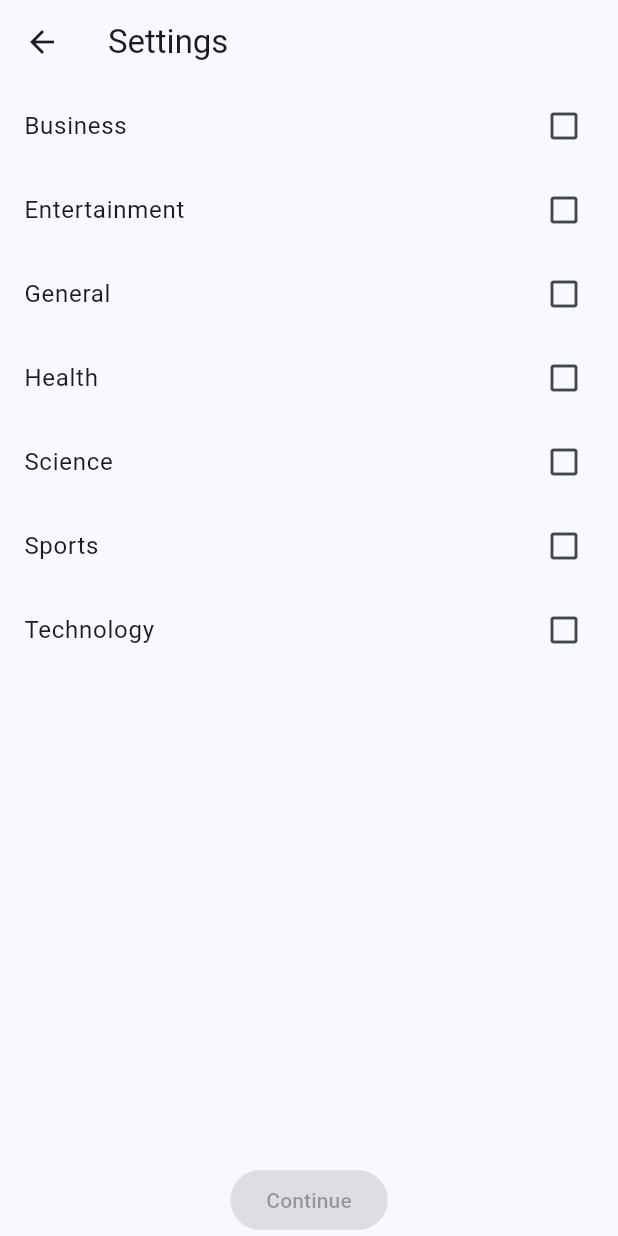
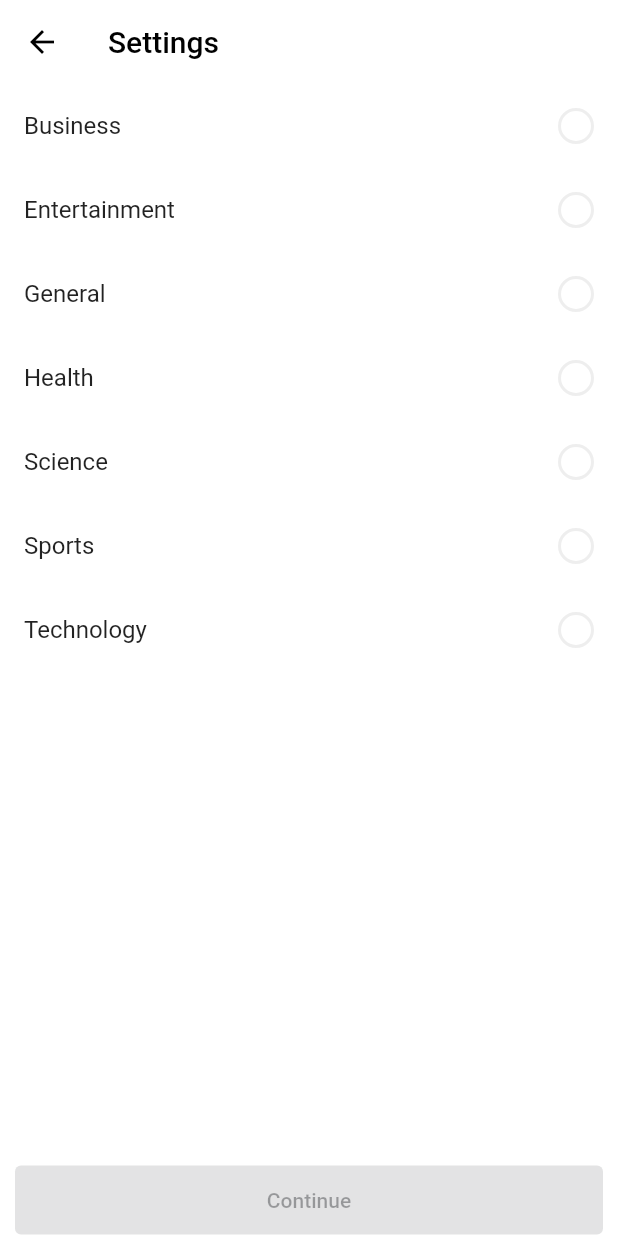
Before and after one commit to droidcon-academy/flutter-riverpod-with-mvvm, a Flutter app: the SettingsScreen screen opened by its route, on a phone screen of 412 x 824 dp. Run offline on Flutter 3.47's test engine with Material 3 defaults, Android fonts, the phone set to English and light mode, and no system bars; our stand-ins replace flutter_riverpod, freezed_annotation, hive, hive_flutter; accounts and stored records are empty; network calls fail; Roboto replaces fonts that are missing (SFPro).

Commit message:
UI updates

```diff
--- a/source-code/final-project/lib/views/article_details_screen.dart
+++ b/source-code/final-project/lib/views/article_details_screen.dart
@@ -40,6 +40,7 @@ class ArticleDetailsScreen extends ConsumerWidget {
             Container(
               padding: EdgeInsets.symmetric(horizontal: 12),
               child: Column(
+                crossAxisAlignment: CrossAxisAlignment.start,
                 children: [
                   Text(
                     article.title,
--- a/source-code/starter-project/lib/main.dart
+++ b/source-code/starter-project/lib/main.dart
@@ -27,9 +27,10 @@ class MyApp extends ConsumerWidget {
       debugShowCheckedModeBanner: false,
       theme: ThemeData(
         colorScheme: ColorScheme.fromSeed(seedColor: Colors.blue),
-        useMaterial3: true,
+        useMaterial3: false,
+        fontFamily: "SFPro",
       ),
-      initialRoute: AppRoutes.categorySelection,
+      initialRoute: AppRoutes.home,
       routes: AppRoutes.routes,
     );
   }
--- a/source-code/starter-project/lib/views/settings_screen.dart
+++ b/source-code/starter-project/lib/views/settings_screen.dart
@@ -1,7 +1,7 @@
 import 'package:flutter/material.dart';
 import 'package:flutter_riverpod/flutter_riverpod.dart';
 import 'package:newsify/app/app_constants.dart';
-import 'package:newsify/utils/extensions.dart';
+import 'package:newsify/widgets/custom_list_tile.dart';
 
 class SettingsScreen extends ConsumerStatefulWidget {
   const SettingsScreen({super.key});
@@ -15,7 +15,15 @@ class _SettingsScreenState extends ConsumerState<SettingsScreen> {
   Widget build(BuildContext context) {
     final selectedCategories = [];
     return Scaffold(
-      appBar: AppBar(title: Text("Settings")),
+      backgroundColor: Colors.white,
+      appBar: AppBar(
+        backgroundColor: Colors.white,
+        foregroundColor: Colors.black,
+        elevation: 0,
+        title: Text(
+          "Settings",
+        ),
+      ),
       body: SafeArea(
         child: Column(
           children: [
@@ -25,19 +33,27 @@ class _SettingsScreenState extends ConsumerState<SettingsScreen> {
                 itemBuilder: (context, index) {
                   final category = availableCategories[index];
                   final isSelected = selectedCategories.contains(category);
-                  return ListTile(
-                    title: Text(category.capitalize()),
-                    trailing: isSelected
-                        ? Icon(Icons.check_box)
-                        : Icon(Icons.check_box_outline_blank),
+                  return CustomListTile(
+                    text: category,
+                    isSelected: isSelected,
                     onTap: () {},
                   );
                 },
               ),
             ),
-            ElevatedButton(
-              onPressed: selectedCategories.isEmpty ? null : () {},
-              child: Text("Continue"),
+            Container(
+              width: double.maxFinite,
+              padding: EdgeInsets.symmetric(horizontal: 10),
+              child: ElevatedButton(
+                onPressed: selectedCategories.isEmpty ? null : () {},
+                style: ElevatedButton.styleFrom(
+                  padding: EdgeInsets.symmetric(
+                    vertical: 15,
+                  ),
+                  backgroundColor: Colors.black,
+                ),
+                child: Text("Continue"),
+              ),
             ),
           ],
         ),
--- a/source-code/starter-project/lib/widgets/article_card.dart
+++ b/source-code/starter-project/lib/widgets/article_card.dart
@@ -48,6 +48,7 @@ class ArticleCard extends StatelessWidget {
               ),
               padding: EdgeInsets.all(16),
               child: Column(
+                crossAxisAlignment: CrossAxisAlignment.start,
                 children: [
                   Text(
                     article.title,
--- /dev/null
+++ b/source-code/starter-project/lib/widgets/custom_list_tile.dart
@@ -0,0 +1,41 @@
+import 'package:flutter/material.dart';
+import 'package:flutter_riverpod/flutter_riverpod.dart';
+import 'package:newsify/utils/extensions.dart';
+
+class CustomListTile extends ConsumerWidget {
+  const CustomListTile({
+    super.key,
+    required this.isSelected,
+    required this.text,
+    required this.onTap,
+  });
+
+  final String text;
+  final bool isSelected;
+  final VoidCallback? onTap;
+
+  @override
+  Widget build(BuildContext context, WidgetRef ref) {
+    return ListTile(
+      title: Text(text.capitalize()),
+      trailing: Container(
+        width: 24,
+        height: 24,
+        decoration: BoxDecoration(
+          color: isSelected ? Colors.black : Colors.transparent,
+          shape: BoxShape.circle,
+          border: Border.all(
+            color: Colors.grey[200]!,
+            width: 2,
+          ),
+        ),
+        child: Icon(
+          Icons.check,
+          color: Colors.white,
+          size: 15,
+        ),
+      ),
+      onTap: onTap,
+    );
+  }
+}
```
Also changed, not shown: source-code/starter-project/lib/views/article_details_screen.dart (+29 -21 lines), source-code/starter-project/lib/views/category_selection_screen.dart (+26 -10 lines), source-code/starter-project/lib/views/home_screen.dart (+55 -16 lines), source-code/starter-project/lib/widgets/feed_tab.dart (+24 -7 lines), source-code/starter-project/pubspec.yaml (+7 -4 lines), source-code/starter-project/assets/images/home.png (added), source-code/starter-project/assets/images/saved.png (added), source-code/starter-project/assets/images/search.png (added), source-code/starter-project/assets/images/settings.png (added), 1 other file.
